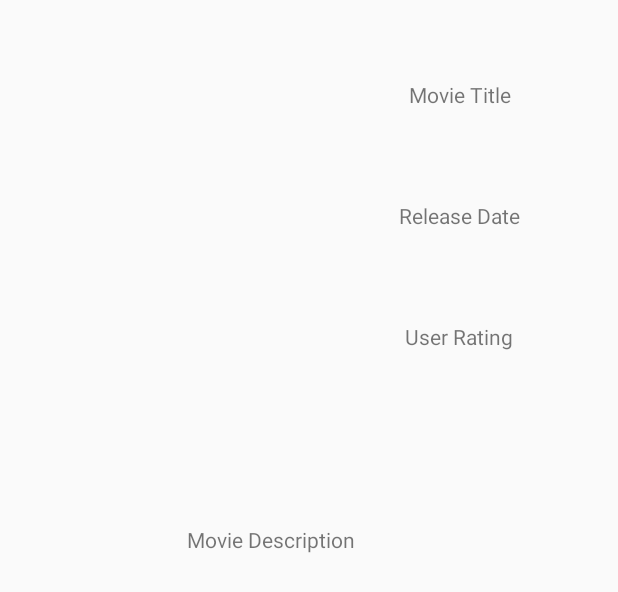
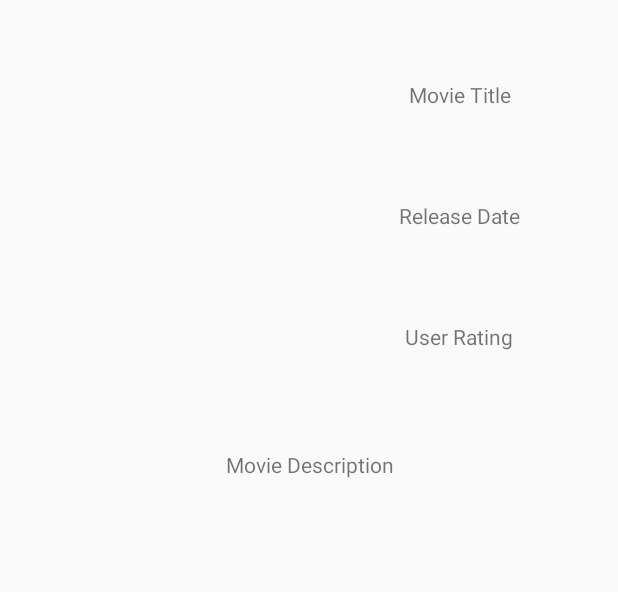
Before and after one commit to OverratedGman/PopularMovies, an Android app: the layout detailview.xml on its own in the app's theme, with its tools: preview values and no code run, on a phone screen of 412 x 824 dp. Shown: the top 592 px of the screen. Run offline under Robolectric (Android 15) with nearby library versions, the phone set to English and light mode, and no system bars.

```diff
--- a/app/src/main/java/com/example/gautham/popularmovies/MainActivityFragment.java
+++ b/app/src/main/java/com/example/gautham/popularmovies/MainActivityFragment.java
@@ -125,7 +125,7 @@ public class MainActivityFragment extends Fragment {
             try {
                 final String FORECAST_BASE_URL = "https://api.themoviedb.org/3/discover/movie?";
                 final String SORT_MODE = "sort_by";
-                final String KEY = "add your api key here";
+                final String KEY = "enter you own api key here";
                 final String API_KEY = "api_key";
 
 
--- a/app/src/main/java/com/example/gautham/popularmovies/MovieDetail.java
+++ b/app/src/main/java/com/example/gautham/popularmovies/MovieDetail.java
@@ -6,6 +6,7 @@ import android.content.Intent;
 import android.media.Image;
 import android.support.v7.app.ActionBarActivity;
 import android.os.Bundle;
+import android.text.method.ScrollingMovementMethod;
 import android.view.Menu;
 import android.view.MenuItem;
 import android.widget.ImageView;
@@ -49,6 +50,7 @@ public class MovieDetail extends ActionBarActivity {
        releaseDateView.setText(movieObject.getReleaseDate());
        userRatingView.setText(movieObject.getUserRating());
        descriptionView.setText(movieObject.getDescription());
+       descriptionView.setMovementMethod(new ScrollingMovementMethod());
        String url = String.format("%s/%s/%s", BASE_URL, IMAGE_SIZE,movieObject.getBackDropPath());
        mContext = getApplicationContext();
        Picasso.with(mContext).load(url).into(imageView);
--- a/app/src/main/res/layout/detailview.xml
+++ b/app/src/main/res/layout/detailview.xml
@@ -1,8 +1,10 @@
 <?xml version="1.0" encoding="utf-8"?>
+
 <RelativeLayout xmlns:android="http://schemas.android.com/apk/res/android"
     android:orientation="vertical" android:layout_width="match_parent"
     android:layout_height="match_parent"
     android:id="@+id/relativeLayout1">
+
 
     <ImageView
         android:layout_width="200dp"
@@ -47,15 +49,14 @@
         android:layout_marginTop="25dp" />
 
     <TextView
-        android:layout_width="280dp"
-        android:layout_height="120dp"
+        android:layout_width="wrap_content"
+        android:layout_height="wrap_content"
         android:id="@+id/movieDescriptionView"
         android:gravity="center_vertical|center_horizontal"
         android:text="Movie Description"
+        android:capitalize="sentences"
         android:layout_below="@+id/imageView"
-        android:layout_alignParentLeft="true"
-        android:layout_alignParentStart="true"
-        android:layout_marginLeft="40dp"
-        android:capitalize="sentences" />
+        android:layout_centerHorizontal="true"
+        android:scrollHorizontally="true"/>
 
 </RelativeLayout>
```
